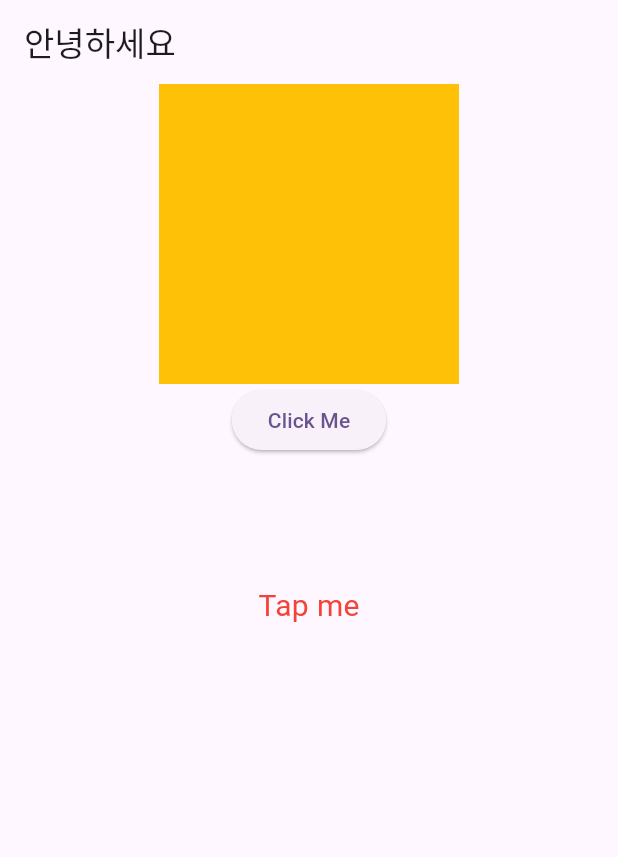
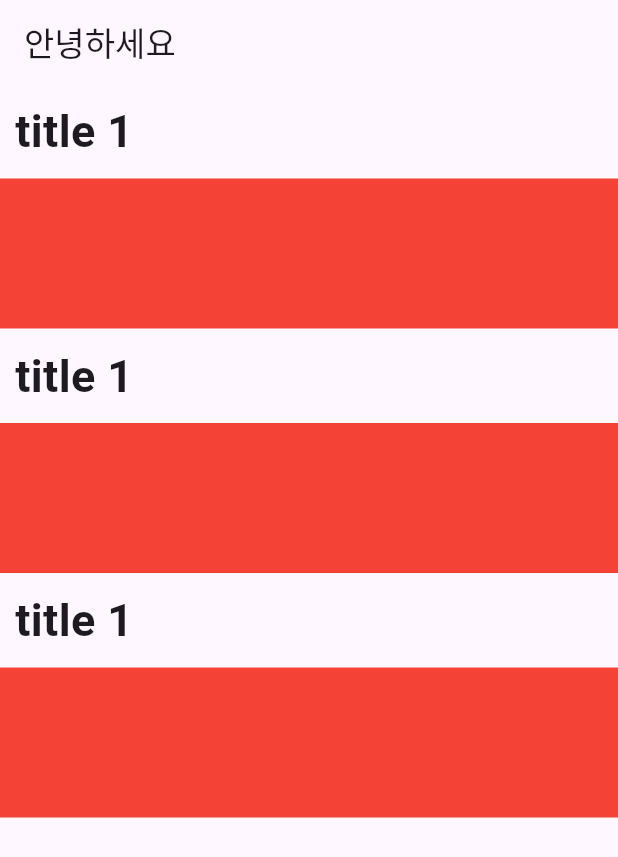
Before and after one commit to brian-jteom/flutter_lecture, a Flutter app: the screen it shows after launch, on a phone screen of 412 x 824 dp. Shown: the top 857 px of the screen. Run offline on Flutter 3.47's test engine with Material 3 defaults, Android fonts, the phone set to English and light mode, and no system bars.

Commit message:
listview 예시

```diff
--- a/lib/main.dart
+++ b/lib/main.dart
@@ -1,3 +1,5 @@
+import 'dart:ui';
+
 import 'package:flutter/material.dart';
 
 void main() {
@@ -35,41 +37,55 @@ class _MyHomePageState extends State<MyHomePage> {
       appBar: AppBar(
         title: const Text("안녕하세요"),
       ),
-      body: Center(
-        child: Column(
-          children: [
-            GestureDetector(
-              onTap: () => print("gesture detect on tap"),
-              child: Container(
-                width: 200,
-                height: 200,
-                color: Colors.amber,
+      body: ListView(
+        children: [
+          Container(
+            padding: const EdgeInsets.all(10),
+            child: const Text(
+                "title 1",
+                style: TextStyle(
+                  fontSize: 30,
+                  fontWeight: FontWeight.bold
+                ),
+            ),
+          ),
+          Container(
+            width: MediaQuery.of(context).size.width,
+            height: 100,
+            color: Colors.red,
+          ),
+          Container(
+            padding: const EdgeInsets.all(10),
+            child: const Text(
+              "title 1",
+              style: TextStyle(
+                  fontSize: 30,
+                  fontWeight: FontWeight.bold
               ),
             ),
-            ElevatedButton(
-              onPressed: () {
-                print('Button clicked!');
-              },
-              child: Text('Click Me'),
-            ),
-            GestureDetector(
-              onTap: () => print("gesture detect on tap 3"),
-              onDoubleTap: () => print('Container double-clicked!'),
-              onLongPress: () => print('Container long-pressed!'),
-              child: Container(
-                width: 200,
-                height: 200,
-                child: const Center(
-                  child: Text(
-                    'Tap me',
-                    style: TextStyle(color: Colors.red, fontSize: 20),
-                  ),
-                ),
+          ),
+          Container(
+            width: MediaQuery.of(context).size.width,
+            height: 100,
+            color: Colors.red,
+          ),
+          Container(
+            padding: const EdgeInsets.all(10),
+            child: const Text(
+              "title 1",
+              style: TextStyle(
+                  fontSize: 30,
+                  fontWeight: FontWeight.bold
               ),
             ),
-          ],
-        ),
-      ),
+          ),
+          Container(
+            width: MediaQuery.of(context).size.width,
+            height: 100,
+            color: Colors.red,
+          )
+        ],
+      )
     );
   }
 }
```
